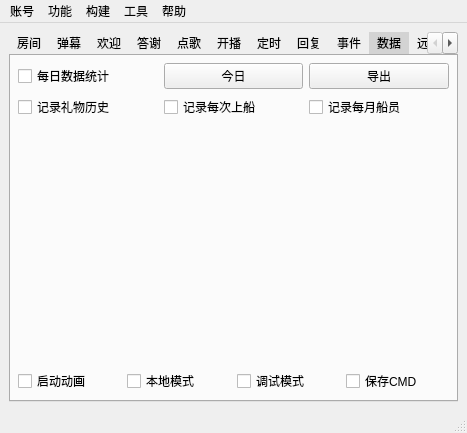
The window that mainwindow.ui (iwxyi/Bilibili-MagicalDanmaku) describes before a commit, drawn with Qt 5.
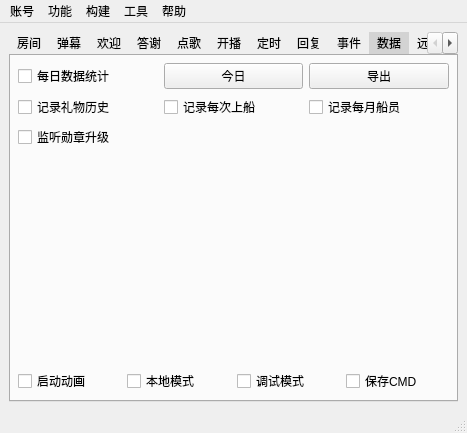
The same window after the commit. The open tabs and pages were chosen to show the change. Icons and pictures are not drawn. Custom widgets are drawn as their Qt base class.

What changed in the file:
```diff
--- a/mainwindow.ui
+++ b/mainwindow.ui
@@ -2060,6 +2060,23 @@
           </item>
          </layout>
         </item>
+        <item>
+         <layout class="QHBoxLayout" name="horizontalLayout_54">
+          <property name="topMargin">
+           <number>0</number>
+          </property>
+          <item>
+           <widget class="QCheckBox" name="listenMedalUpgradeCheck">
+            <property name="toolTip">
+             <string>&lt;html&gt;&lt;head/&gt;&lt;body&gt;&lt;p&gt;监听赠送礼物后的勋章升级状况&lt;/p&gt;&lt;p&gt;产生 MEDAL_UPGRADE 事件&lt;/p&gt;&lt;/body&gt;&lt;/html&gt;</string>
+            </property>
+            <property name="text">
+             <string>监听勋章升级</string>
+            </property>
+           </widget>
+          </item>
+         </layout>
+        </item>
         <item>
          <spacer name="verticalSpacer_3">
           <property name="orientation">
```
Left out of the diff: 2 changed lines with no effect on the pictures.
